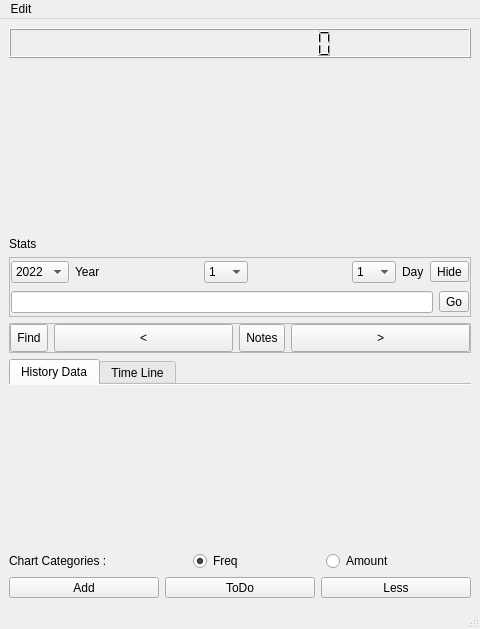
First picture: the form in mainwindow.ui, repository ic005k/Knot-Legacy, before the edit.
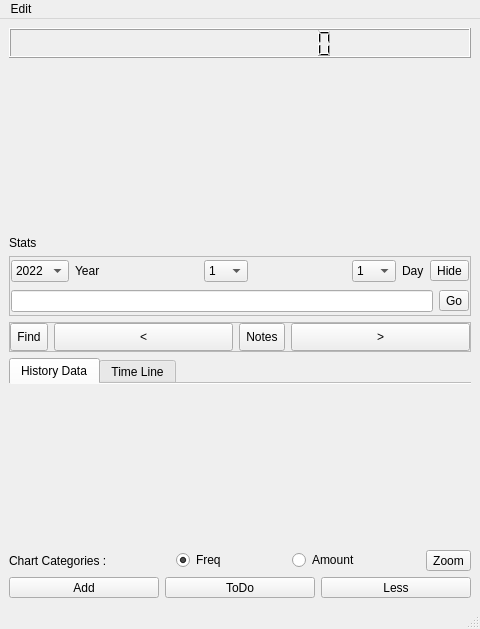
Second picture: the form after the edit. Icons and pictures are not drawn.

What changed in the file:
```diff
--- a/mainwindow.ui
+++ b/mainwindow.ui
@@ -707,6 +707,13 @@
         </property>
        </spacer>
       </item>
+      <item>
+       <widget class="QToolButton" name="btnZoom">
+        <property name="text">
+         <string>Zoom</string>
+        </property>
+       </widget>
+      </item>
      </layout>
     </item>
     <item row="6" column="0">
```
